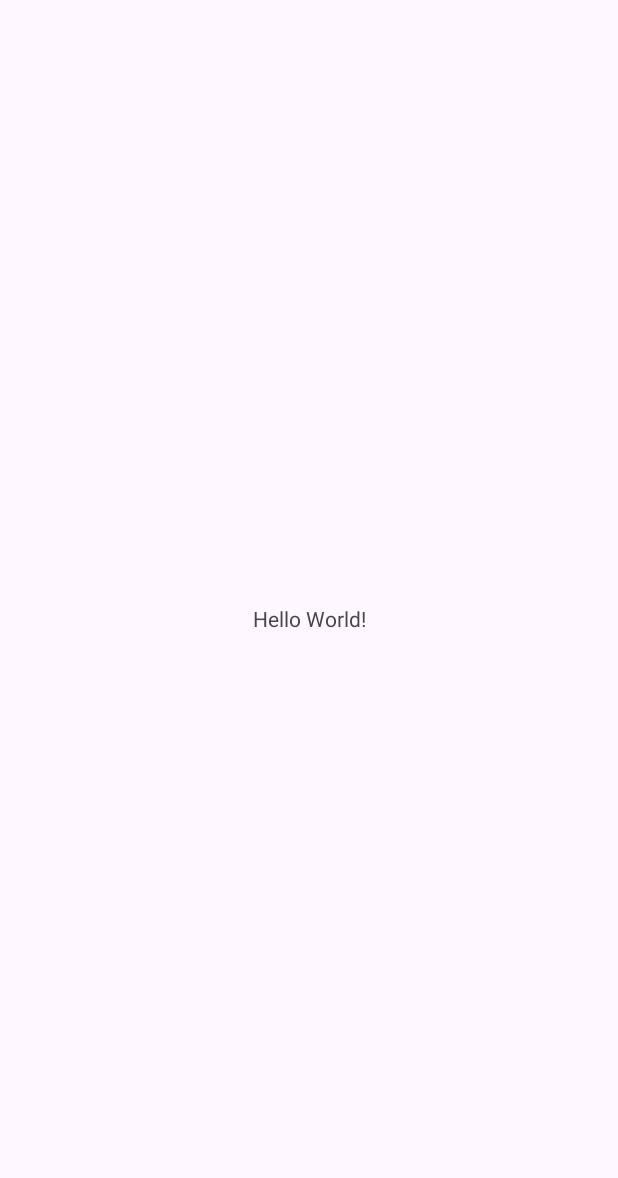
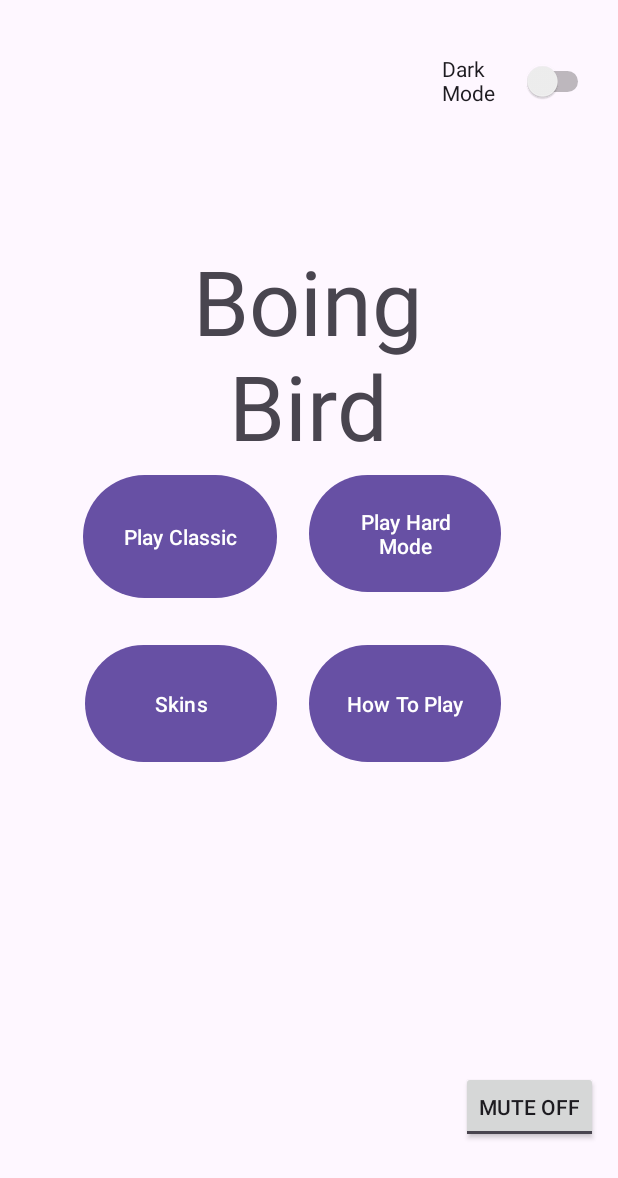
Before and after one commit to Vipr-1/Boing_Bird, an Android app: the screen it shows after launch (MainActivity), on a phone screen of 412 x 824 dp. Before the commit the part shown is almost empty. Shown: the top 1178 px of the screen. Run offline under Robolectric (Android 15) with nearby library versions, the phone set to English and light mode, and no system bars.

Commit message:
Main menu ui base

```diff
--- a/app/src/main/res/layout/activity_main.xml
+++ b/app/src/main/res/layout/activity_main.xml
@@ -7,10 +7,100 @@
     android:layout_height="match_parent"
     tools:context=".MainActivity">
 
+    <Button
+        android:id="@+id/button4"
+        android:layout_width="128dp"
+        android:layout_height="86dp"
+        android:layout_marginStart="56dp"
+        android:layout_marginTop="379dp"
+        android:layout_marginEnd="227dp"
+        android:layout_marginBottom="266dp"
+        android:text="Skins"
+        app:layout_constraintBottom_toBottomOf="parent"
+        app:layout_constraintEnd_toEndOf="parent"
+        app:layout_constraintStart_toStartOf="parent"
+        app:layout_constraintTop_toTopOf="parent" />
+
+    <Button
+        android:id="@+id/button6"
+        android:layout_width="128dp"
+        android:layout_height="86dp"
+        android:layout_marginStart="205dp"
+        android:layout_marginTop="379dp"
+        android:layout_marginEnd="78dp"
+        android:layout_marginBottom="266dp"
+        android:text="How To Play"
+        app:layout_constraintBottom_toBottomOf="parent"
+        app:layout_constraintEnd_toEndOf="parent"
+        app:layout_constraintStart_toStartOf="parent"
+        app:layout_constraintTop_toTopOf="parent" />
+
     <TextView
+        android:layout_width="167dp"
+        android:layout_height="137dp"
+        android:layout_marginStart="122dp"
+        android:layout_marginTop="93dp"
+        android:layout_marginEnd="122dp"
+        android:layout_marginBottom="472dp"
+        android:text="Boing Bird"
+        android:textAlignment="center"
+        android:textSize="60sp"
+        app:layout_constraintBottom_toBottomOf="parent"
+        app:layout_constraintEnd_toEndOf="parent"
+        app:layout_constraintHorizontal_bias="0.0"
+        app:layout_constraintStart_toStartOf="parent"
+        app:layout_constraintTop_toTopOf="parent"
+        app:layout_constraintVertical_bias="0.551" />
+
+    <Button
+        android:id="@+id/button"
+        android:layout_width="129dp"
+        android:layout_height="90dp"
+        android:layout_marginStart="55dp"
+        android:layout_marginTop="266dp"
+        android:layout_marginEnd="227dp"
+        android:layout_marginBottom="375dp"
+        android:text="Play Classic"
+        app:layout_constraintBottom_toBottomOf="parent"
+        app:layout_constraintEnd_toEndOf="parent"
+        app:layout_constraintStart_toStartOf="parent"
+        app:layout_constraintTop_toTopOf="parent" />
+
+    <Button
+        android:id="@+id/button2"
+        android:layout_width="128dp"
+        android:layout_height="86dp"
+        android:layout_marginStart="205dp"
+        android:layout_marginTop="266dp"
+        android:layout_marginEnd="78dp"
+        android:layout_marginBottom="379dp"
+        android:text="Play Hard Mode"
+        app:layout_constraintBottom_toBottomOf="parent"
+        app:layout_constraintEnd_toEndOf="parent"
+        app:layout_constraintStart_toStartOf="parent"
+        app:layout_constraintTop_toTopOf="parent" />
+
+    <Switch
+        android:id="@+id/switch1"
+        android:layout_width="101dp"
+        android:layout_height="76dp"
+        android:layout_marginTop="16dp"
+        android:layout_marginEnd="16dp"
+        android:text="Dark Mode"
+        app:layout_constraintEnd_toEndOf="parent"
+        app:layout_constraintTop_toTopOf="parent" />
+
+    <ToggleButton
+        android:id="@+id/Mute"
         android:layout_width="wrap_content"
         android:layout_height="wrap_content"
-        android:text="Hello World!"
+        android:layout_marginStart="307dp"
+        android:layout_marginTop="667dp"
+        android:layout_marginEnd="14dp"
+        android:layout_marginBottom="16dp"
+        android:text="ToggleButton"
+        android:textOff="Mute Off"
+        android:textOn="Mute On"
         app:layout_constraintBottom_toBottomOf="parent"
         app:layout_constraintEnd_toEndOf="parent"
         app:layout_constraintStart_toStartOf="parent"
--- /dev/null
+++ b/app/src/main/res/layout/skins.xml
@@ -0,0 +1,6 @@
+<?xml version="1.0" encoding="utf-8"?>
+<androidx.constraintlayout.widget.ConstraintLayout xmlns:android="http://schemas.android.com/apk/res/android"
+    android:layout_width="match_parent"
+    android:layout_height="match_parent">
+
+</androidx.constraintlayout.widget.ConstraintLayout>
--- a/app/src/main/res/values/strings.xml
+++ b/app/src/main/res/values/strings.xml
@@ -1,3 +1,3 @@
 <resources>
-    <string name="app_name">Game Project</string>
+    <string name="app_name" translatable="false">Game Project</string>
 </resources>
```
